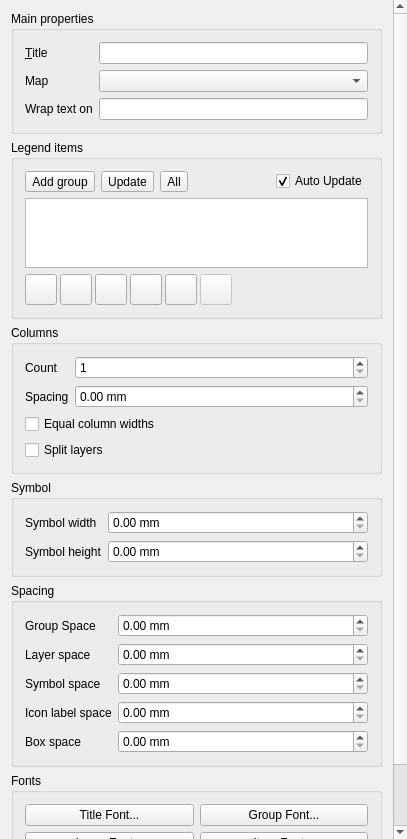
This is src/ui/qgscomposerlegendwidgetbase.ui in carsmie/QGIS as Qt 5 draws it before an edit. The edited form follows.
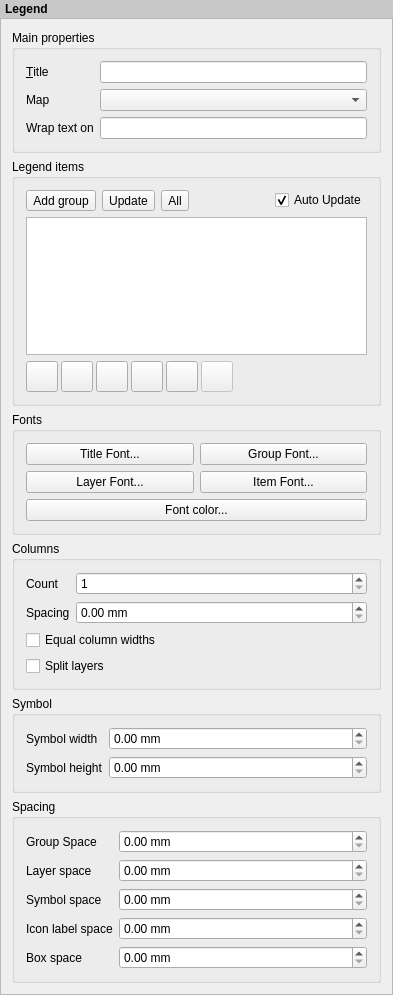
This is the edited form. Icons and pictures are not drawn. Custom widgets are drawn as their Qt base class.

What changed in the file:
```diff
--- a/src/ui/qgscomposerlegendwidgetbase.ui
+++ b/src/ui/qgscomposerlegendwidgetbase.ui
@@ -6,8 +6,8 @@
    <rect>
     <x>0</x>
     <y>0</y>
-    <width>407</width>
-    <height>839</height>
+    <width>393</width>
+    <height>995</height>
    </rect>
   </property>
   <property name="sizePolicy">
@@ -20,13 +20,32 @@
    <string>Barscale Options</string>
   </property>
   <layout class="QVBoxLayout" name="verticalLayout">
+   <property name="spacing">
+    <number>0</number>
+   </property>
    <property name="margin">
     <number>0</number>
    </property>
+   <item>
+    <widget class="QLabel" name="label_11">
+     <property name="sizePolicy">
+      <sizepolicy hsizetype="Preferred" vsizetype="Maximum">
+       <horstretch>0</horstretch>
+       <verstretch>0</verstretch>
+      </sizepolicy>
+     </property>
+     <property name="styleSheet">
+      <string notr="true">padding: 2px; font-weight: bold; background-color: rgb(200, 200, 200);</string>
+     </property>
+     <property name="text">
+      <string>Legend</string>
+     </property>
+    </widget>
+   </item>
    <item>
     <widget class="QScrollArea" name="scrollArea">
      <property name="frameShape">
-      <enum>QFrame::NoFrame</enum>
+      <enum>QFrame::StyledPanel</enum>
      </property>
      <property name="widgetResizable">
       <bool>true</bool>
@@ -35,20 +54,14 @@
       <property name="geometry">
        <rect>
         <x>0</x>
-        <y>-101</y>
-        <width>386</width>
-        <height>940</height>
+        <y>0</y>
+        <width>376</width>
+        <height>990</height>
        </rect>
       </property>
       <layout class="QVBoxLayout" name="mainLayout">
        <item>
         <widget class="QgsCollapsibleGroupBoxBasic" name="mMainPropertiesColGroupBox">
-         <property name="sizePolicy">
-          <sizepolicy hsizetype="Preferred" vsizetype="Maximum">
-           <horstretch>0</horstretch>
-           <verstretch>0</verstretch>
-          </sizepolicy>
-         </property>
          <property name="title">
           <string>Main properties</string>
          </property>
@@ -59,6 +72,12 @@
           <bool>false</bool>
          </property>
          <layout class="QFormLayout" name="formLayout">
+          <property name="fieldGrowthPolicy">
+           <enum>QFormLayout::AllNonFixedFieldsGrow</enum>
+          </property>
+          <property name="labelAlignment">
+           <set>Qt::AlignLeading|Qt::AlignLeft|Qt::AlignVCenter</set>
+          </property>
           <item row="0" column="0">
            <widget class="QLabel" name="mTitleLabel">
             <property name="text">
@@ -333,14 +352,70 @@
          </layout>
         </widget>
        </item>
+       <item>
+        <widget class="QgsCollapsibleGroupBoxBasic" name="mFontsColGroupBox">
+         <property name="sizePolicy">
+          <sizepolicy hsizetype="Preferred" vsizetype="Maximum">
+           <horstretch>0</horstretch>
+           <verstretch>0</verstretch>
+          </sizepolicy>
+         </property>
+         <property name="title">
+          <string>Fonts</string>
+         </property>
+         <property name="syncGroup" stdset="0">
+          <string notr="true">composeritem</string>
+         </property>
+         <property name="collapsed" stdset="0">
+          <bool>false</bool>
+         </property>
+         <layout class="QGridLayout" name="gridLayout_4">
+          <item row="0" column="0">
+           <widget class="QPushButton" name="mTitleFontButton">
+            <property name="sizePolicy">
+             <sizepolicy hsizetype="Preferred" vsizetype="Fixed">
+              <horstretch>0</horstretch>
+              <verstretch>0</verstretch>
+             </sizepolicy>
+            </property>
+            <property name="text">
+             <string>Title Font...</string>
+            </property>
+           </widget>
+          </item>
+          <item row="0" column="1">
+           <widget class="QPushButton" name="mGroupFontButton">
+            <property name="text">
+             <string>Group Font...</string>
+            </property>
+           </widget>
+          </item>
+          <item row="1" column="0">
+           <widget class="QPushButton" name="mLayerFontButton">
+            <property name="text">
+             <string>Layer Font...</string>
+            </property>
+           </widget>
+          </item>
+          <item row="1" column="1">
+           <widget class="QPushButton" name="mItemFontButton">
+            <property name="text">
+             <string>Item Font...</string>
+            </property>
+           </widget>
+          </item>
+          <item row="2" column="0" colspan="2">
+           <widget class="QPushButton" name="mFontColorPushButton">
+            <property name="text">
+             <string>Font color...</string>
+            </property>
+           </widget>
+          </item>
+         </layout>
+        </widget>
+       </item>
        <item>
         <widget class="QgsCollapsibleGroupBoxBasic" name="mColumnsColGroupBox">
-         <property name="sizePolicy">
-          <sizepolicy hsizetype="Preferred" vsizetype="Maximum">
-           <horstretch>0</horstretch>
-           <verstretch>0</verstretch>
-          </sizepolicy>
-         </property>
          <property name="title">
           <string>Columns</string>
          </property>
@@ -351,6 +426,12 @@
           <bool>true</bool>
          </property>
          <layout class="QFormLayout" name="formLayout_2">
+          <property name="fieldGrowthPolicy">
+           <enum>QFormLayout::AllNonFixedFieldsGrow</enum>
+          </property>
+          <property name="labelAlignment">
+           <set>Qt::AlignLeading|Qt::AlignLeft|Qt::AlignVCenter</set>
+          </property>
           <item row="1" column="0">
            <widget class="QLabel" name="label_2">
             <property name="text">
@@ -410,12 +491,6 @@
        </item>
        <item>
         <widget class="QgsCollapsibleGroupBoxBasic" name="mSymbolsColGroupBox">
-         <property name="sizePolicy">
-          <sizepolicy hsizetype="Preferred" vsizetype="Maximum">
-           <horstretch>0</horstretch>
-           <verstretch>0</verstretch>
-          </sizepolicy>
-         </property>
          <property name="title">
           <string>Symbol</string>
          </property>
@@ -429,6 +504,9 @@
           <property name="fieldGrowthPolicy">
            <enum>QFormLayout::AllNonFixedFieldsGrow</enum>
           </property>
+          <property name="labelAlignment">
+           <set>Qt::AlignLeading|Qt::AlignLeft|Qt::AlignVCenter</set>
+          </property>
           <item row="0" column="0">
            <widget class="QLabel" name="label_3">
             <property name="text">
@@ -468,12 +546,6 @@
        </item>
        <item>
         <widget class="QgsCollapsibleGroupBoxBasic" name="mSpacingColGroupBox">
-         <property name="sizePolicy">
-          <sizepolicy hsizetype="Preferred" vsizetype="Maximum">
-           <horstretch>0</horstretch>
-           <verstretch>0</verstretch>
-          </sizepolicy>
-         </property>
          <property name="title">
           <string>Spacing</string>
          </property>
@@ -484,6 +556,12 @@
           <bool>true</bool>
          </property>
          <layout class="QFormLayout" name="formLayout_4">
+          <property name="fieldGrowthPolicy">
+           <enum>QFormLayout::AllNonFixedFieldsGrow</enum>
+          </property>
+          <property name="labelAlignment">
+           <set>Qt::AlignLeading|Qt::AlignLeft|Qt::AlignVCenter</set>
+          </property>
           <item row="0" column="0">
            <widget class="QLabel" name="label_5">
             <property name="text">
@@ -572,68 +650,6 @@
          </layout>
         </widget>
        </item>
-       <item>
-        <widget class="QgsCollapsibleGroupBoxBasic" name="mFontsColGroupBox">
-         <property name="sizePolicy">
-          <sizepolicy hsizetype="Preferred" vsizetype="Maximum">
-           <horstretch>0</horstretch>
-           <verstretch>0</verstretch>
-          </sizepolicy>
-         </property>
-         <property name="title">
-          <string>Fonts</string>
-         </property>
-         <property name="syncGroup" stdset="0">
-          <string notr="true">composeritem</string>
-         </property>
-         <property name="collapsed" stdset="0">
-          <bool>true</bool>
-         </property>
-         <layout class="QGridLayout" name="gridLayout_4">
-          <item row="0" column="0">
-           <widget class="QPushButton" name="mTitleFontButton">
-            <property name="sizePolicy">
-             <sizepolicy hsizetype="Preferred" vsizetype="Fixed">
-              <horstretch>0</horstretch>
-              <verstretch>0</verstretch>
-             </sizepolicy>
-            </property>
-            <property name="text">
-             <string>Title Font...</string>
-            </property>
-           </widget>
-          </item>
-          <item row="0" column="1">
-           <widget class="QPushButton" name="mGroupFontButton">
-            <property name="text">
-             <string>Group Font...</string>
-            </property>
-           </widget>
-          </item>
-          <item row="1" column="0">
-           <widget class="QPushButton" name="mLayerFontButton">
-            <property name="text">
-             <string>Layer Font...</string>
-            </property>
-           </widget>
-          </item>
-          <item row="1" column="1">
-           <widget class="QPushButton" name="mItemFontButton">
-            <property name="text">
-             <string>Item Font...</string>
-            </property>
-           </widget>
-          </item>
-          <item row="2" column="0" colspan="2">
-           <widget class="QPushButton" name="mFontColorPushButton">
-            <property name="text">
-             <string>Font color...</string>
-            </property>
-           </widget>
-          </item>
-         </layout>
-        </widget>
-       </item>
       </layout>
      </widget>
     </widget>
```
Left out of the diff: 2 changed lines with no effect on the pictures.
